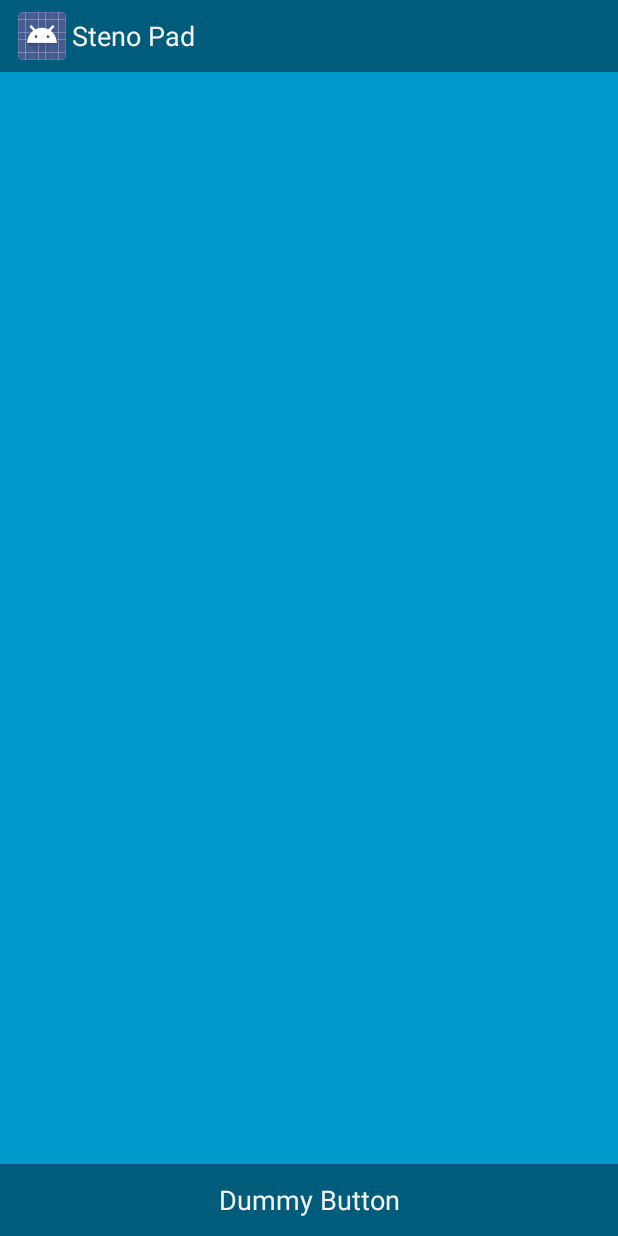
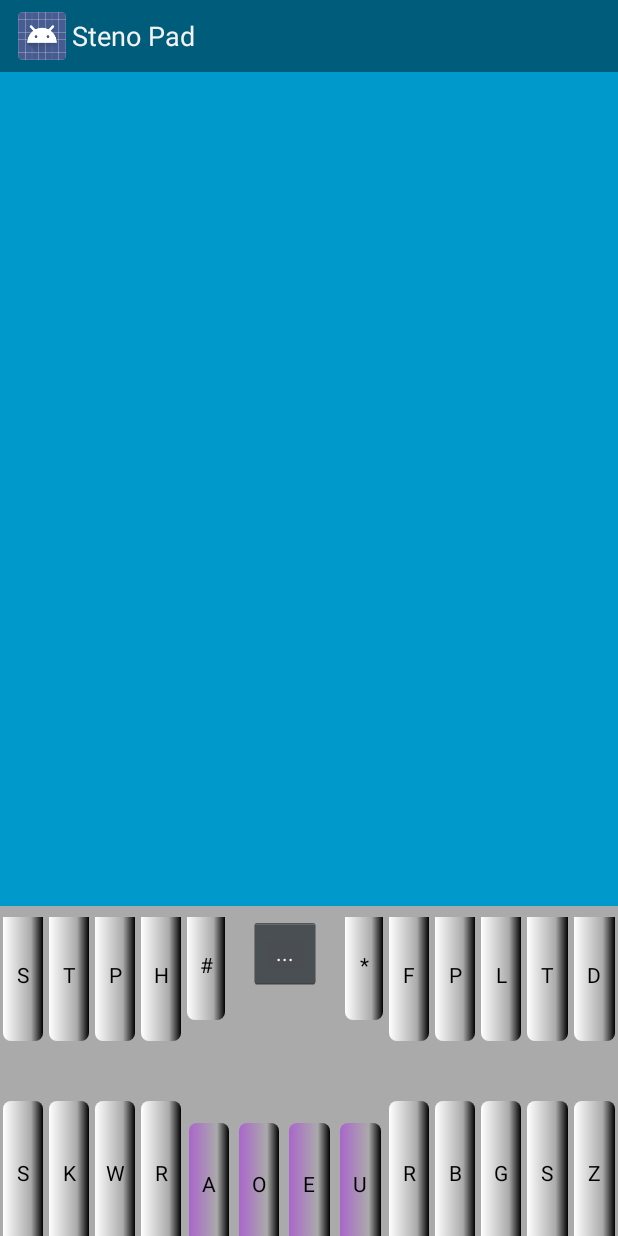
Before and after one commit to brentn/zzStenoPad, an Android app: the screen it shows after launch (StenoPad), on a phone screen of 412 x 824 dp. Run offline under Robolectric (Android 15) with nearby library versions, the phone set to English and light mode, and no system bars.

Commit message:
Soft Keyboard working

```diff
--- a/StenoPad/src/main/java/com/brentandjody/stenopad/Input/SoftKeyboard/TouchLayer.java
+++ b/StenoPad/src/main/java/com/brentandjody/stenopad/Input/SoftKeyboard/TouchLayer.java
@@ -1,7 +1,6 @@
 package com.brentandjody.stenopad.Input.SoftKeyboard;
 
 import android.content.Context;
-import android.content.Intent;
 import android.graphics.Canvas;
 import android.graphics.Color;
 import android.graphics.Paint;
@@ -51,13 +50,13 @@ public class TouchLayer extends LinearLayout {
         initialize();
     }
 
-//    private OnStrokeCompleteListener onStrokeCompleteListener;
-//    public interface OnStrokeCompleteListener {
-//        public void onStrokeComplete();
-//    }
-//    public void setOnStrokeCompleteListener(OnStrokeCompleteListener listener) {
-//        onStrokeCompleteListener = listener;
-//    }
+    private OnStrokeCompleteListener onStrokeCompleteListener;
+    public interface OnStrokeCompleteListener {
+        public void onStrokeComplete(Stroke stroke);
+    }
+    public void setOnStrokeCompleteListener(OnStrokeCompleteListener listener) {
+        onStrokeCompleteListener = listener;
+    }
 
     @Override
     protected void onFinishInflate() {
@@ -103,10 +102,7 @@ public class TouchLayer extends LinearLayout {
                 i = event.getActionIndex();
                 if (i == 0) { //TODO: only complete if keys are selected
                     if (anyKeysSelected()) {
-//                        onStrokeCompleteListener.onStrokeComplete();
-                        Intent intent = new Intent(Stroke.SEND_STROKE);
-                        intent.putExtra("stroke", getStroke().toString());
-                        getContext().sendBroadcast(intent);
+                        onStrokeCompleteListener.onStrokeComplete(getStroke());
                     }
                 }
                 path[i].reset();
@@ -118,13 +114,15 @@ public class TouchLayer extends LinearLayout {
 
     public void setLoading() {
         loading=true;
+        invalidate();
     }
 
     public void clearLoading() {
         loading=false;
+        invalidate();
     }
 
-    public Stroke getStroke() {
+    private Stroke getStroke() {
         // Reads stroke from keyboard, and resets the keys
         List<String> selected_keys = new LinkedList<String>();
         String name;
@@ -149,6 +147,7 @@ public class TouchLayer extends LinearLayout {
 
     private void initialize() {
         loading=true;
+        setWillNotDraw(false);
         for (int x=0; x<NUMBER_OF_FINGERS; x++) {
             path[x] = new Path();
         }
--- a/StenoPad/src/main/java/com/brentandjody/stenopad/StenoPad.java
+++ b/StenoPad/src/main/java/com/brentandjody/stenopad/StenoPad.java
@@ -1,8 +1,9 @@
 package com.brentandjody.stenopad;
 
 import com.brentandjody.stenopad.Display.Screen;
-import com.brentandjody.stenopad.Input.SoftKeyboard.VirtualKeyboard;
+import com.brentandjody.stenopad.Input.SoftKeyboard.TouchLayer;
 import com.brentandjody.stenopad.Input.StenoMachine;
+import com.brentandjody.stenopad.Translation.Dictionary;
 import com.brentandjody.stenopad.Translation.Stroke;
 import com.brentandjody.stenopad.Translation.Translator;
 
@@ -11,35 +12,50 @@ import android.content.BroadcastReceiver;
 import android.content.Context;
 import android.content.Intent;
 import android.content.IntentFilter;
-import android.hardware.usb.UsbDevice;
 import android.hardware.usb.UsbManager;
 import android.os.Bundle;
 import android.util.Log;
+import android.view.View;
+import android.view.ViewGroup;
 import android.widget.TextView;
 
 import java.util.Set;
 
 
-public class StenoPad extends Activity implements StenoMachine.OnStrokeListener{
-
+public class StenoPad extends Activity implements StenoMachine.OnStrokeListener, TouchLayer.OnStrokeCompleteListener, Dictionary.OnDictionaryLoadedListener {
     private static final String TAG = "StenoPad";
 
+    private Dictionary dictionary;
     private Translator translator;
     private StenoMachine inputDevice;
     private Screen displayDevice;
+    private TouchLayer keyboard;
 
     @Override
     protected void onCreate(Bundle savedInstanceState) {
         super.onCreate(savedInstanceState);
         // set up display device
         setContentView(R.layout.stenopad);
-        translator = new Translator(StenoPad.this);
         final TextView main_view = (TextView) findViewById(R.id.main_text);
         final TextView preview = (TextView) findViewById(R.id.preview);
         displayDevice = new Screen(main_view, preview);
+        // set up dictionary / translator
+        dictionary = new Dictionary(this);
+        dictionary.loadDefault();
+        translator = new Translator(StenoPad.this);
+        // register listeners
+        dictionary.setOnDictionaryLoadedListener(this);
         IntentFilter filter = new IntentFilter();
         filter.addAction(UsbManager.ACTION_USB_DEVICE_DETACHED);
         registerReceiver(mUsbReceiver, filter);
+        // add soft-keyboard until hardware keyboard is plugged in
+        ViewGroup parent = (ViewGroup) main_view.getParent();
+        keyboard = (TouchLayer) getLayoutInflater().inflate(R.layout.keyboard, parent, false);
+        ViewGroup.LayoutParams layout = keyboard.getLayoutParams();
+        addContentView(keyboard, layout);
+        keyboard.setLoading();
+        keyboard.setOnStrokeCompleteListener(this);
+        findViewById(R.id.candidates_area).setVisibility(View.GONE);
     }
 
     @Override
@@ -71,9 +87,21 @@ public class StenoPad extends Activity implements StenoMachine.OnStrokeListener{
         translator.translate(stroke, displayDevice);
     }
 
+    @Override
+    public void onStrokeComplete(Stroke stroke) {
+        translator.translate(stroke, displayDevice);
+    }
+
     public void registerMachine(StenoMachine machine) {
         inputDevice = machine;
         inputDevice.setOnStrokeListener(this);
+    }
+
+    @Override
+    public void onDictionaryLoaded() {
+        if (keyboard != null) {
+            keyboard.clearLoading();
+        }
     }
 
     BroadcastReceiver mUsbReceiver = new BroadcastReceiver() {
--- a/StenoPad/src/main/java/com/brentandjody/stenopad/Translation/Translator.java
+++ b/StenoPad/src/main/java/com/brentandjody/stenopad/Translation/Translator.java
@@ -25,9 +25,9 @@ public class Translator {
         add("-S"); add("-G"); add("-Z"); add("-D"); }};
 
     private final Dictionary dictionary;
-    private Deque<Stroke> strokeQ;
+    private Deque<Stroke> strokeQ = new ArrayDeque<Stroke>();
     private Formatter formatter = new Formatter();
-    private LimitedSizeDeque<Translation> history;
+    private LimitedSizeDeque<Translation> history = new LimitedSizeDeque<Translation>(HISTORY_SIZE);
     List<Translation> play = new LinkedList<Translation>();
     List<Translation> undo = new LinkedList<Translation>();
 
@@ -38,8 +38,6 @@ public class Translator {
 
     public Translator(Dictionary d) {
         dictionary = d;
-        strokeQ = new ArrayDeque<Stroke>();
-        history = new LimitedSizeDeque<Translation>(HISTORY_SIZE);
     }
 
     public void translate(Stroke stroke, DisplayDevice.Display display) {
--- a/StenoPad/src/main/res/layout/keyboard.xml
+++ b/StenoPad/src/main/res/layout/keyboard.xml
@@ -9,7 +9,7 @@
     android:id="@+id/touch_layer">
 
     <RelativeLayout
-        android:layout_height="180dp"
+        android:layout_height="220dp"
         android:layout_width="fill_parent"
         android:clickable="false"
         android:longClickable="false">
@@ -60,7 +60,8 @@
                     android:layout_marginRight="2dp"
                     android:layout_marginLeft="2dp"
                     android:layout_marginTop="-5dp"
-                    android:hint="S-" />
+                    android:hint="S-"
+                    android:textColor="@android:color/black" />
 
                 <TextView
                     android:layout_width="0dp"
@@ -73,7 +74,8 @@
                     android:layout_marginLeft="2dp"
                     android:layout_marginRight="2dp"
                     android:layout_marginTop="-5dp"
-                    android:hint="T-" />
+                    android:hint="T-"
+                    android:textColor="@android:color/black"/>
 
                 <TextView
                     android:layout_width="0dp"
@@ -86,7 +88,8 @@
                     android:layout_marginRight="2dp"
                     android:layout_marginLeft="2dp"
                     android:layout_marginTop="-5dp"
-                    android:hint="P-" />
+                    android:hint="P-"
+                    android:textColor="@android:color/black"/>
 
                 <TextView
                     android:layout_width="0dp"
@@ -100,7 +103,8 @@
                     android:layout_marginLeft="2dp"
                     android:layout_marginRight="2dp"
                     android:layout_marginTop="-5dp"
-                    android:hint="H-" />
+                    android:hint="H-"
+                    android:textColor="@android:color/black"/>
 
                 <LinearLayout
                     android:orientation="vertical"
@@ -126,7 +130,8 @@
                             android:layout_marginRight="2dp"
                             android:layout_marginLeft="2dp"
                             android:layout_marginTop="-5dp"
-                            android:hint="#" />
+                            android:hint="#"
+                            android:textColor="@android:color/black"/>
 
                         <FrameLayout
                             android:layout_width="0dp"
@@ -152,9 +157,9 @@
                             android:background="@drawable/key"
                             android:layout_marginRight="2dp"
                             android:layout_marginLeft="2dp"
-                            android:linksClickable="true"
                             android:layout_marginTop="-5dp"
-                            android:hint="*" />
+                            android:hint="*"
+                            android:textColor="@android:color/black"/>
 
                     </LinearLayout>
 
@@ -176,7 +181,8 @@
                     android:layout_marginRight="2dp"
                     android:layout_marginLeft="2dp"
                     android:layout_marginTop="-5dp"
-                    android:hint="-F" />
+                    android:hint="-F"
+                    android:textColor="@android:color/black"/>
 
                 <TextView
                     android:layout_width="0dp"
@@ -189,7 +195,8 @@
                     android:layout_marginLeft="2dp"
                     android:layout_marginRight="2dp"
                     android:layout_marginTop="-5dp"
-                    android:hint="-P" />
+                    android:hint="-P"
+                    android:textColor="@android:color/black"/>
 
                 <TextView
                     android:layout_width="0dp"
@@ -202,7 +209,8 @@
                     android:layout_marginRight="2dp"
                     android:layout_marginLeft="2dp"
                     android:layout_marginTop="-5dp"
-                    android:hint="-L" />
+                    android:hint="-L"
+                    android:textColor="@android:color/black"/>
 
                 <TextView
                     android:layout_width="0dp"
@@ -216,7 +224,8 @@
                     android:layout_marginLeft="2dp"
                     android:layout_marginRight="2dp"
                     android:layout_marginTop="-5dp"
-                    android:hint="-T" />
+                    android:hint="-T"
+                    android:textColor="@android:color/black"/>
 
                 <TextView
                     android:layout_width="0dp"
@@ -230,7 +239,8 @@
                     android:layout_marginLeft="2dp"
                     android:layout_marginRight="2dp"
                     android:layout_marginTop="-5dp"
-                    android:hint="-D" />
+                    android:hint="-D"
+                    android:textColor="@android:color/black"/>
             </LinearLayout>
 
             <FrameLayout
@@ -258,7 +268,8 @@
                     android:layout_marginLeft="2dp"
                     android:layout_marginRight="2dp"
                     android:layout_marginBottom="-5dp"
-                    android:hint="S-" />
+                    android:hint="S-"
+                    android:textColor="@android:color/black"/>
 
                 <TextView
                     android:layout_width="0dp"
@@ -271,7 +282,8 @@
                     android:layout_marginLeft="2dp"
                     android:layout_marginRight="2dp"
                     android:layout_marginBottom="-5dp"
-                    android:hint="K-" />
+                    android:hint="K-"
+                    android:textColor="@android:color/black"/>
 
                 <TextView
                     android:layout_width="0dp"
@@ -284,7 +296,8 @@
                     android:layout_marginLeft="2dp"
                     android:layout_marginRight="2dp"
                     android:layout_marginBottom="-5dp"
-                    android:hint="W-" />
+                    android:hint="W-"
+                    android:textColor="@android:color/black"/>
 
                 <TextView
                     android:layout_width="0dp"
@@ -297,7 +310,8 @@
                     android:layout_marginLeft="2dp"
                     android:layout_marginRight="2dp"
                     android:layout_marginBottom="-5dp"
-                    android:hint="R-" />
+                    android:hint="R-"
+                    android:textColor="@android:color/black"/>
 
                 <LinearLayout
                     android:orientation="vertical"
@@ -329,7 +343,8 @@
                             android:layout_marginLeft="3dp"
                             android:layout_marginRight="3dp"
                             android:layout_marginBottom="-5dp"
-                            android:hint="A-" />
+                            android:hint="A-"
+                            android:textColor="@android:color/black"/>
 
                         <TextView
                             android:layout_width="0dp"
@@ -342,7 +357,8 @@
                             android:layout_marginLeft="3dp"
                             android:layout_marginRight="3dp"
                             android:layout_marginBottom="-5dp"
-                            android:hint="O-" />
+                            android:hint="O-"
+                            android:textColor="@android:color/black"/>
 
                         <TextView
                             android:layout_width="0dp"
@@ -355,7 +371,8 @@
                             android:layout_marginLeft="3dp"
                             android:layout_marginRight="3dp"
                             android:layout_marginBottom="-5dp"
-                            android:hint="-E" />
+                            android:hint="-E"
+                            android:textColor="@android:color/black"/>
 
                         <TextView
                             android:layout_width="0dp"
@@ -369,7 +386,7 @@
                             android:layout_marginRight="3dp"
                             android:layout_marginBottom="-5dp"
                             android:hint="-U"
-                            android:focusableInTouchMode="false" />
+                            android:textColor="@android:color/black" />
 
                     </LinearLayout>
                 </LinearLayout>
@@ -385,7 +402,8 @@
                     android:layout_marginRight="2dp"
                     android:layout_marginLeft="2dp"
                     android:layout_marginBottom="-5dp"
-                    android:hint="-R" />
+                    android:hint="-R"
+                    android:textColor="@android:color/black"/>
 
                 <TextView
                     android:layout_width="0dp"
@@ -398,7 +416,8 @@
                     android:layout_marginLeft="2dp"
                     android:layout_marginRight="2dp"
                     android:layout_marginBottom="-5dp"
-                    android:hint="-B" />
+                    android:hint="-B"
+                    android:textColor="@android:color/black"/>
 
                 <TextView
                     android:layout_width="0dp"
@@ -411,7 +430,8 @@
                     android:layout_marginRight="2dp"
                     android:layout_marginLeft="2dp"
                     android:layout_marginBottom="-5dp"
-                    android:hint="-G" />
+                    android:hint="-G"
+                    android:textColor="@android:color/black"/>
 
                 <TextView
                     android:layout_width="0dp"
@@ -421,11 +441,11 @@
                     android:gravity="center_vertical|center_horizontal"
                     android:layout_weight="1"
                     android:background="@drawable/key"
-                    android:phoneNumber="true"
                     android:layout_marginLeft="2dp"
                     android:layout_marginRight="2dp"
                     android:layout_marginBottom="-5dp"
-                    android:hint="-S" />
+                    android:hint="-S"
+                    android:textColor="@android:color/black"/>
 
                 <TextView
                     android:layout_width="0dp"
@@ -439,28 +459,29 @@
                     android:layout_marginLeft="2dp"
                     android:layout_marginRight="2dp"
                     android:layout_marginBottom="-5dp"
-                    android:hint="-Z" />
+                    android:hint="-Z"
+                    android:textColor="@android:color/black"/>
             </LinearLayout>
         </LinearLayout>
 
         <FrameLayout
             android:layout_width="fill_parent"
             android:layout_height="fill_parent"
-            android:background="#FFF"
+            android:background="#000"
             android:clickable="true"
             android:id="@+id/ovelay"
             android:alpha=".5"
             android:visibility="invisible">
 
             <ProgressBar
-                style="?android:attr/progressBarStyleHorizontal"
+                style="@android:style/Widget.ProgressBar.Large"
                 android:layout_width="wrap_content"
                 android:layout_height="wrap_content"
                 android:id="@+id/progressBar"
                 android:layout_gravity="center"
                 android:minWidth="250dp"
-                android:minHeight="15dp"
-                android:layout_marginTop="20dp" />
+                android:layout_marginTop="20dp"
+                android:clickable="false" />
 
             <TextView
                 android:layout_width="wrap_content"
@@ -470,7 +491,8 @@
                 android:id="@+id/loading_text"
                 android:textAlignment="center"
                 android:layout_gravity="center"
-                android:layout_marginTop="4dp" />
+                android:layout_marginTop="4dp"
+                android:textColor="@android:color/white" />
         </FrameLayout>
 
     </RelativeLayout>
--- a/StenoPad/src/main/res/layout/stenopad.xml
+++ b/StenoPad/src/main/res/layout/stenopad.xml
@@ -8,6 +8,14 @@
     <!-- The primary full-screen view. This can be replaced with whatever view
          is needed to present your content, e.g. VideoView, SurfaceView,
          TextureView, etc. -->
+
+    <!-- This FrameLayout insets its children based on system windows using
+         android:fitsSystemWindows. -->
+
+    <RelativeLayout
+        android:layout_width="fill_parent"
+        android:layout_height="fill_parent">
+
         <TextView android:id="@+id/main_text"
             android:layout_width="match_parent"
             android:layout_height="match_parent"
@@ -16,8 +24,6 @@
             android:gravity="left|top"
             android:typeface="serif" />
 
-    <!-- This FrameLayout insets its children based on system windows using
-         android:fitsSystemWindows. -->
         <TextView
             android:layout_width="wrap_content"
             android:layout_height="wrap_content"
@@ -27,28 +33,6 @@
             android:gravity="left|top"
             android:background="#555555" />
 
-    <FrameLayout android:layout_width="match_parent"
-        android:layout_height="match_parent"
-        android:fitsSystemWindows="true">
-
-        <LinearLayout android:id="@+id/fullscreen_content_controls"
-            style="?buttonBarStyle"
-            android:layout_width="match_parent"
-            android:layout_height="wrap_content"
-            android:layout_gravity="bottom|center_horizontal"
-            android:background="@color/black_overlay"
-            android:orientation="horizontal"
-            tools:ignore="UselessParent">
-
-            <Button android:id="@+id/dummy_button"
-                style="?buttonBarButtonStyle"
-                android:layout_width="0dp"
-                android:layout_height="wrap_content"
-                android:layout_weight="1"
-                android:text="@string/dummy_button" />
-
-        </LinearLayout>
+    </RelativeLayout>
 
 </FrameLayout>
-
-</FrameLayout>
--- a/StenoPad/src/main/res/values/styles.xml
+++ b/StenoPad/src/main/res/values/styles.xml
@@ -2,7 +2,7 @@
 <resources>
 
     <!-- Base application theme. -->
-    <style name="AppTheme" parent="android:Theme.Holo.Light.DarkActionBar">
+    <style name="AppTheme" parent="android:Theme.Holo.Light.NoActionBar.Fullscreen">
         <!-- Customize your theme here. -->
     </style>
 
```
Also changed, not shown: StenoPad/src/main/java/com/brentandjody/stenopad/Input/SoftKeyboard/VirtualKeyboard.java (deleted, +0 -38 lines), StenoPad/src/main/java/com/brentandjody/stenopad/Input/SoftKeyboard/VirtualKeyboardActivity.java (deleted, +0 -36 lines). Lines whose indentation alone changed are shown as unchanged.
